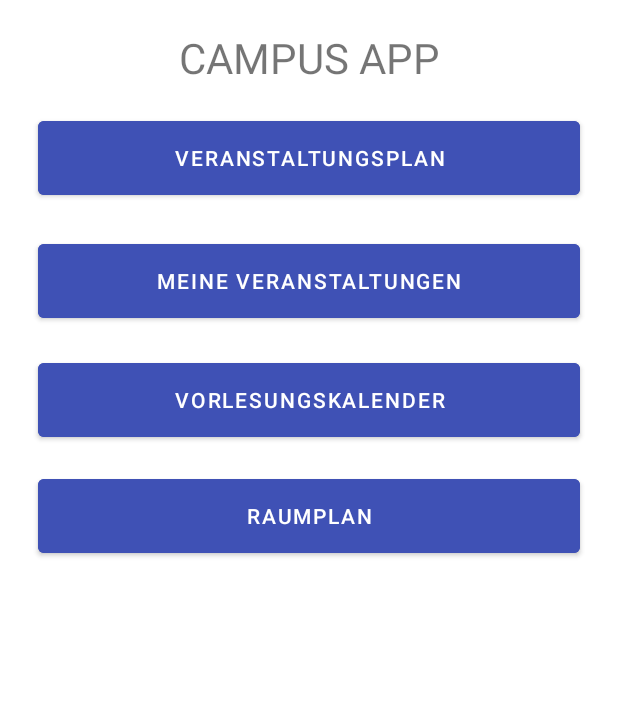
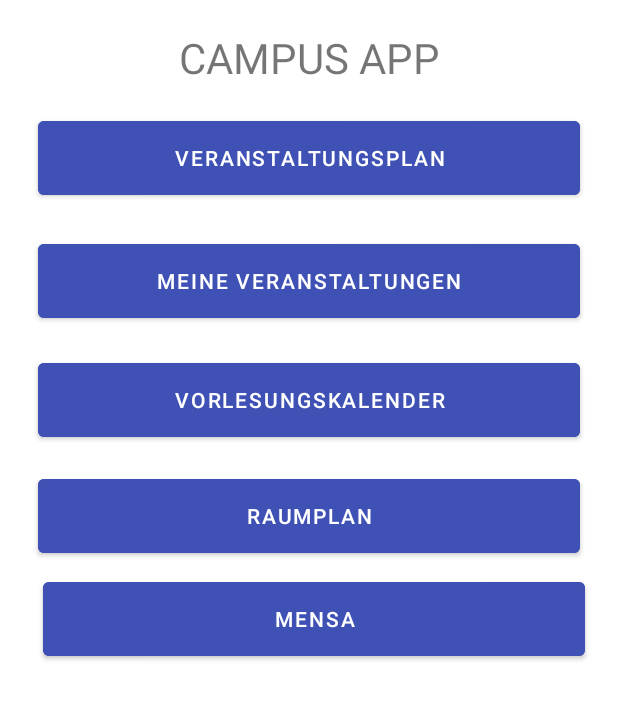
Before and after one commit to GrowThinky/SP22_Gruppe_Heindl_Grabiec_Huynh_Funtov, an Android app: the HomeScreen screen opened directly, with no data from a screen before it, on a phone screen of 412 x 824 dp, the part 274-994 px from its top. Run offline under Robolectric (Android 15) with nearby library versions, the phone set to English and light mode, and no system bars; 1 statement that could not run was skipped.

Commit message:
MensaDesign

```diff
--- a/IliasApp/app/build.gradle
+++ b/IliasApp/app/build.gradle
@@ -57,6 +57,7 @@ dependencies {
     implementation 'androidx.navigation:navigation-fragment:2.4.2'
     implementation 'androidx.navigation:navigation-ui:2.4.2'
     implementation 'androidx.gridlayout:gridlayout:1.0.0'
+    implementation 'com.android.volley:volley:1.2.0'
     //implementation 'com.google.firebase:firebase-crashlytics-buildtools:2.7.1'
     //implementation 'androidx.work:work-runtime:2.5.0'
     testImplementation 'junit:junit:4.13.2'
--- a/IliasApp/app/src/main/java/de/uni_marburg/iliasapp/data/DataAPIRequest.java
+++ b/IliasApp/app/src/main/java/de/uni_marburg/iliasapp/data/DataAPIRequest.java
@@ -52,7 +52,6 @@ public class DataAPIRequest {
             envelope = new SoapSerializationEnvelope(SoapEnvelope.VER11);
 
             envelope.setOutputSoapObject(request);
-            System.out.println(request);
             androidHttpTransport = new HttpTransportSE(URL);
             androidHttpTransport.setReadTimeout(200000);
 
--- a/IliasApp/app/src/main/res/layout/homescreen.xml
+++ b/IliasApp/app/src/main/res/layout/homescreen.xml
@@ -18,6 +18,20 @@
         app:layout_constraintStart_toStartOf="parent"
         app:layout_constraintTop_toTopOf="parent"
         app:layout_constraintVertical_bias="0.623" />
+
+    <Button
+        android:id="@+id/button_Mensa"
+        android:layout_width="361dp"
+        android:layout_height="61dp"
+        android:backgroundTint="#3F51B5"
+        android:onClick="buttonmMensa"
+        android:text="Mensa"
+        app:layout_constraintBottom_toBottomOf="parent"
+        app:layout_constraintEnd_toEndOf="parent"
+        app:layout_constraintHorizontal_bias="0.56"
+        app:layout_constraintStart_toStartOf="parent"
+        app:layout_constraintTop_toTopOf="parent"
+        app:layout_constraintVertical_bias="0.72" />
 
     <Button
         android:id="@+id/button_Vorlesungskalender"
```
Also changed, not shown: IliasApp/app/src/main/AndroidManifest.xml (+7 -4 lines), IliasApp/app/src/main/java/de/uni_marburg/iliasapp/Mensa.java (added, +18 -0 lines), IliasApp/app/src/main/java/de/uni_marburg/iliasapp/data/HomeScreen.java (+8 -0 lines), IliasApp/app/src/main/res/layout/activity_mensa.xml (added, +47 -0 lines).
